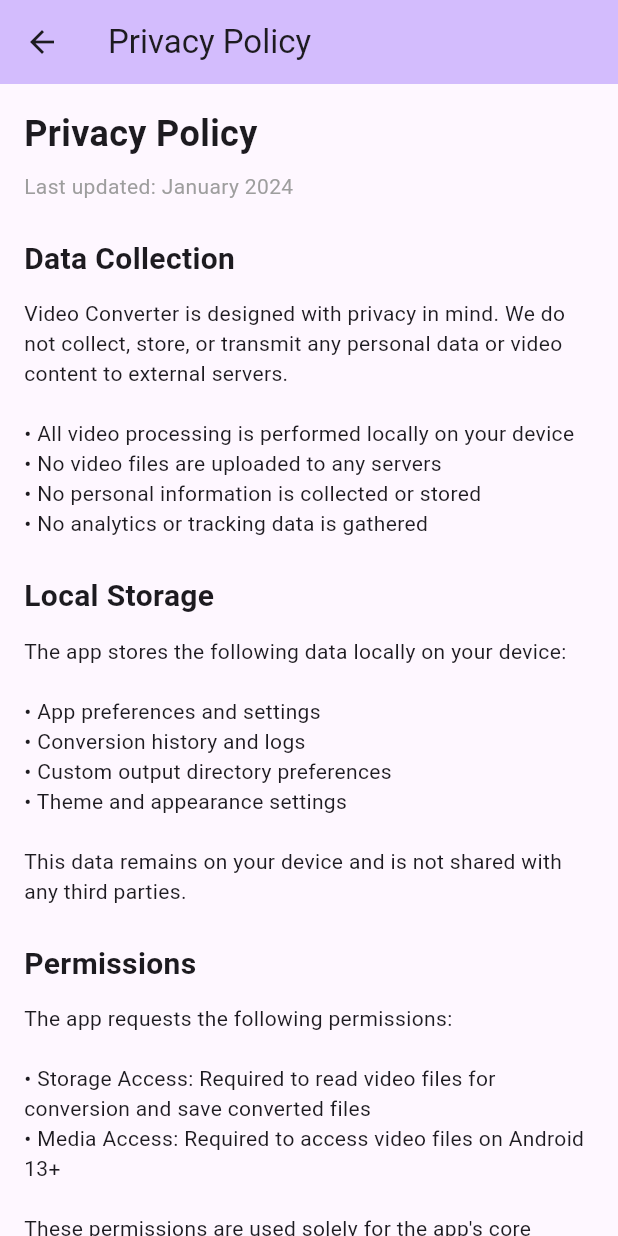
After one commit to fivelidz/android-video-converter, a Flutter app: the PrivacyPolicyScreen screen opened by its route, on a phone screen of 412 x 824 dp. The commit adds this screen. Run offline on Flutter 3.47's test engine with Material 3 defaults, Android fonts, the phone set to English and light mode, and no system bars; our stand-ins replace file_picker, flutter_colorpicker, flutter_riverpod, go_router, shared_preferences; missing offline and left inert: ffmpeg_kit_flutter_new, video_compress, video_thumbnail; accounts and stored records are empty; statements that could not run were skipped.

Commit message:
feat: complete Play Store readiness implementation
- Add license and privacy policy screens accessible from settings
- Configure release build settings with ProGuard and signing support
- Update Android permissions for API 33+ compatibility
- Remove unused dependencies (provider, video_player)
- Add keystore creation script and deployment automation
- Create comprehensive store assets guidelines
- Update README with Play Store publishing information

🤖 Generated with [Claude Code](https://claude.ai/code)

Co-Authored-By: Claude <noreply@anthropic.com>

```diff
--- a/lib/main.dart
+++ b/lib/main.dart
@@ -6,6 +6,8 @@ import 'dart:io';
 import 'presentation/screens/home_screen.dart';
 import 'presentation/screens/converter_screen.dart';
 import 'presentation/screens/settings_screen.dart';
+import 'presentation/screens/license_screen.dart';
+import 'presentation/screens/privacy_policy_screen.dart';
 import 'data/models/video_file.dart';
 
 final themeProvider = StateProvider<ThemeMode>((ref) => ThemeMode.system);
@@ -176,5 +178,13 @@ final GoRouter _router = GoRouter(
       path: '/settings',
       builder: (context, state) => const SettingsScreen(),
     ),
+    GoRoute(
+      path: '/license',
+      builder: (context, state) => const LicenseScreen(),
+    ),
+    GoRoute(
+      path: '/privacy',
+      builder: (context, state) => const PrivacyPolicyScreen(),
+    ),
   ],
 );
--- /dev/null
+++ b/lib/presentation/screens/privacy_policy_screen.dart
@@ -0,0 +1,150 @@
+import 'package:flutter/material.dart';
+import 'package:go_router/go_router.dart';
+
+class PrivacyPolicyScreen extends StatelessWidget {
+  const PrivacyPolicyScreen({super.key});
+
+  @override
+  Widget build(BuildContext context) {
+    return Scaffold(
+      appBar: AppBar(
+        title: const Text('Privacy Policy'),
+        backgroundColor: Theme.of(context).colorScheme.inversePrimary,
+        leading: IconButton(
+          icon: const Icon(Icons.arrow_back),
+          onPressed: () => context.pop(),
+        ),
+      ),
+      body: const SingleChildScrollView(
+        padding: EdgeInsets.all(16.0),
+        child: Column(
+          crossAxisAlignment: CrossAxisAlignment.start,
+          children: [
+            Text(
+              'Privacy Policy',
+              style: TextStyle(
+                fontSize: 24,
+                fontWeight: FontWeight.bold,
+              ),
+            ),
+            SizedBox(height: 8),
+            Text(
+              'Last updated: January 2024',
+              style: TextStyle(
+                fontSize: 14,
+                color: Colors.grey,
+              ),
+            ),
+            SizedBox(height: 24),
+
+            Text(
+              'Data Collection',
+              style: TextStyle(
+                fontSize: 20,
+                fontWeight: FontWeight.bold,
+              ),
+            ),
+            SizedBox(height: 12),
+            Text(
+              '''Video Converter is designed with privacy in mind. We do not collect, store, or transmit any personal data or video content to external servers.
+
+• All video processing is performed locally on your device
+• No video files are uploaded to any servers
+• No personal information is collected or stored
+• No analytics or tracking data is gathered''',
+              style: TextStyle(fontSize: 14),
+            ),
+            SizedBox(height: 24),
+
+            Text(
+              'Local Storage',
+              style: TextStyle(
+                fontSize: 20,
+                fontWeight: FontWeight.bold,
+              ),
+            ),
+            SizedBox(height: 12),
+            Text(
+              '''The app stores the following data locally on your device:
+
+• App preferences and settings
+• Conversion history and logs
+• Custom output directory preferences
+• Theme and appearance settings
+
+This data remains on your device and is not shared with any third parties.''',
+              style: TextStyle(fontSize: 14),
+            ),
+            SizedBox(height: 24),
+
+            Text(
+              'Permissions',
+              style: TextStyle(
+                fontSize: 20,
+                fontWeight: FontWeight.bold,
+              ),
+            ),
+            SizedBox(height: 12),
+            Text(
+              '''The app requests the following permissions:
+
+• Storage Access: Required to read video files for conversion and save converted files
+• Media Access: Required to access video files on Android 13+
+
+These permissions are used solely for the app's core functionality and no data is transmitted externally.''',
+              style: TextStyle(fontSize: 14),
+            ),
+            SizedBox(height: 24),
+
+            Text(
+              'Third-Party Services',
+              style: TextStyle(
+                fontSize: 20,
+                fontWeight: FontWeight.bold,
+              ),
+            ),
+            SizedBox(height: 12),
+            Text(
+              '''Video Converter does not use any third-party analytics, advertising, or tracking services. All processing is performed locally using the open-source FFmpeg library.''',
+              style: TextStyle(fontSize: 14),
+            ),
+            SizedBox(height: 24),
+
+            Text(
+              'Data Security',
+              style: TextStyle(
+                fontSize: 20,
+                fontWeight: FontWeight.bold,
+              ),
+            ),
+            SizedBox(height: 12),
+            Text(
+              '''Your video files and data remain secure on your device:
+
+• No network transmission of video content
+• All processing happens locally
+• No cloud storage or backup of your files
+• You maintain full control over your data''',
+              style: TextStyle(fontSize: 14),
+            ),
+            SizedBox(height: 24),
+
+            Text(
+              'Contact',
+              style: TextStyle(
+                fontSize: 20,
+                fontWeight: FontWeight.bold,
+              ),
+            ),
+            SizedBox(height: 12),
+            Text(
+              '''If you have any questions about this Privacy Policy, please contact us through the app store or our official website.''',
+              style: TextStyle(fontSize: 14),
+            ),
+            SizedBox(height: 32),
+          ],
+        ),
+      ),
+    );
+  }
+}
--- a/pubspec.yaml
+++ b/pubspec.yaml
@@ -2,6 +2,8 @@ name: android_video_converter
 description: Professional video converter for Android. Convert videos to MP4, WebM, AVI, MOV, and MKV formats with FFmpeg support. Fast, efficient, and user-friendly video conversion tool.
 publish_to: 'none'
 version: 1.0.0+1
+
+# Production-ready version constraints optimized for stability
 
 environment:
   sdk: '>=3.0.0 <4.0.0'
@@ -15,8 +17,6 @@ dependencies:
   file_picker: ^8.1.2
   path_provider: ^2.0.15
   permission_handler: ^11.3.1
-  provider: ^6.0.5
-  video_player: ^2.7.0
   flutter_riverpod: ^2.3.6
   go_router: ^16.0.0
   shared_preferences: ^2.2.2
```
Also changed, not shown: lib/presentation/screens/license_screen.dart (added, +73 -0 lines), lib/presentation/screens/settings_screen.dart (+45 -0 lines), 7 other files.
